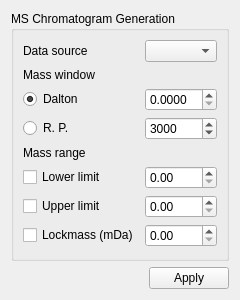
qtplatz/qtplatz, file src/libs/adwidgets/mschromatogramform.ui: the form before one commit.
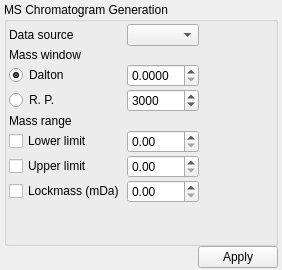
The form after the commit.

Commit message: make widgets bit smaller

The edit to the form file:
```diff
--- a/src/libs/adwidgets/mschromatogramform.ui
+++ b/src/libs/adwidgets/mschromatogramform.ui
@@ -6,14 +6,29 @@
    <rect>
     <x>0</x>
     <y>0</y>
-    <width>227</width>
-    <height>300</height>
+    <width>282</width>
+    <height>270</height>
    </rect>
   </property>
   <property name="windowTitle">
    <string>Form</string>
   </property>
   <layout class="QGridLayout" name="gridLayout_2">
+   <property name="leftMargin">
+    <number>4</number>
+   </property>
+   <property name="topMargin">
+    <number>2</number>
+   </property>
+   <property name="rightMargin">
+    <number>4</number>
+   </property>
+   <property name="bottomMargin">
+    <number>2</number>
+   </property>
+   <property name="spacing">
+    <number>0</number>
+   </property>
    <item row="0" column="0">
     <layout class="QVBoxLayout" name="verticalLayout">
      <item>
@@ -22,6 +37,21 @@
         <string>MS Chromatogram Generation</string>
        </property>
        <layout class="QGridLayout" name="gridLayout_3">
+        <property name="leftMargin">
+         <number>2</number>
+        </property>
+        <property name="topMargin">
+         <number>2</number>
+        </property>
+        <property name="rightMargin">
+         <number>2</number>
+        </property>
+        <property name="bottomMargin">
+         <number>2</number>
+        </property>
+        <property name="spacing">
+         <number>2</number>
+        </property>
         <item row="0" column="0">
          <layout class="QGridLayout" name="gridLayout">
           <item row="0" column="1">
```
The commit also changes 6 other files.
